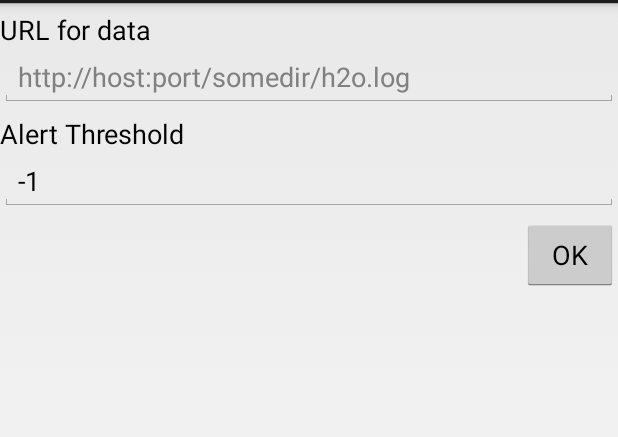
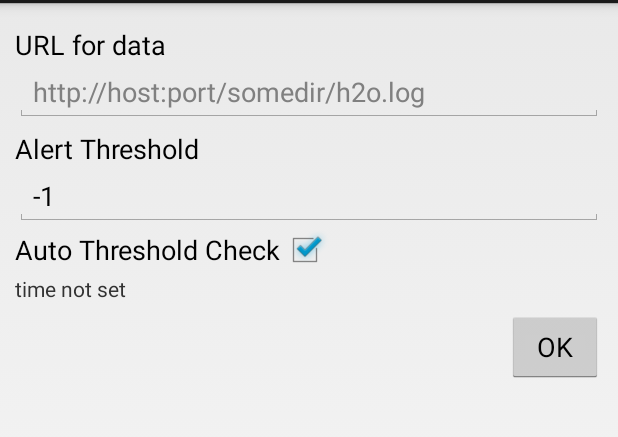
Before and after one commit to elliotn/MeterReaderGraph, an Android app: the fragment SettingsFragment shown on its own in the app's theme, after a tap on "OK", on a phone screen of 412 x 824 dp, the part 69-506 px from its top. Run offline under Robolectric (Android 15) with nearby library versions, the phone set to English and light mode, and no system bars; 1 statement that could not run was skipped; 2 other taps on this screen came first.

Commit message:
Updated settings to include auto check flag & time. Updated boot complete check to honor auto check flag.

```diff
--- a/app/src/main/java/com/nathanson/meterreader/SettingsFragment.java
+++ b/app/src/main/java/com/nathanson/meterreader/SettingsFragment.java
@@ -1,29 +1,40 @@
 package com.nathanson.meterreader;
 
 import android.app.Activity;
+import android.app.TimePickerDialog;
 import android.content.Context;
 import android.os.Bundle;
-import android.view.Gravity;
+import android.text.format.DateFormat;
 import android.view.LayoutInflater;
 import android.view.View;
 import android.view.ViewGroup;
 import android.view.inputmethod.InputMethodManager;
 import android.widget.Button;
+import android.widget.CheckBox;
 import android.widget.EditText;
-import android.widget.Toast;
+import android.widget.TextView;
+import android.widget.TimePicker;
 
 import com.nathanson.meterreader.persistence.MeterReaderSharedPreferences;
 import com.nathanson.meterreader.util.ToastHelper;
 
+import java.text.SimpleDateFormat;
+import java.util.Calendar;
+
 public class SettingsFragment extends BaseFragment
-        implements View.OnClickListener {
+        implements View.OnClickListener, TimePickerDialog.OnTimeSetListener {
 
     private static final String TAG = "SettingsFragment";
 
     private MeterReaderSharedPreferences mSharedPrefs;
 
     private EditText mUrl;
-    private EditText mAlertThreshold; // for future use.
+    private EditText mAlertThreshold;
+    private CheckBox mAutoCheckBox;
+    private TextView mAutoCheckTime;
+    private int mAutoCheckHour = -1;
+    private int mAutoCheckMin = -1;
+
 
     /**
      * Use this factory method to create a new instance of
@@ -48,6 +59,12 @@ public class SettingsFragment extends BaseFragment
 
         mUrl = (EditText) settingsLayout.findViewById(R.id.dataUrl);
         mAlertThreshold = (EditText) settingsLayout.findViewById(R.id.alertThreshold);
+
+        mAutoCheckBox = (CheckBox) settingsLayout.findViewById(R.id.autoCheckBox);
+        mAutoCheckBox.setOnClickListener(this);
+
+        mAutoCheckTime = (TextView) settingsLayout.findViewById(R.id.autoCheckTime);
+        mAutoCheckTime.setOnClickListener(this);
 
         Button okButton = (Button) settingsLayout.findViewById(R.id.settingsOKButton);
         okButton.setOnClickListener(this);
@@ -74,12 +91,31 @@ public class SettingsFragment extends BaseFragment
         mSharedPrefs.setUrl(mUrl.getText().toString());
         mSharedPrefs.setUsageAlertThreshold(Integer.valueOf(mAlertThreshold.getText().toString()));
 
+        mSharedPrefs.setAutocheck(mAutoCheckBox.isChecked());
+        if (mAutoCheckHour != -1 && mAutoCheckMin != -1) {
+            mSharedPrefs.setAutocheckHour(mAutoCheckHour);
+            mSharedPrefs.setAutocheckMin(mAutoCheckMin);
+        }
+
         saveNotification();
     }
 
     private void restore() {
         mUrl.setText(mSharedPrefs.getUrl());
         mAlertThreshold.setText(String.valueOf(mSharedPrefs.getUsageAlertThreshold()));
+
+        boolean autocheck = mSharedPrefs.getAutcheck();
+        mAutoCheckBox.setChecked(autocheck);
+
+        if (autocheck) {
+            mAutoCheckTime.setEnabled(true);
+            mAutoCheckHour = mSharedPrefs.getAutocheckHour();
+            mAutoCheckMin = mSharedPrefs.getAutocheckMin();
+            if (mAutoCheckHour != -1 && mAutoCheckMin != -1) {
+                onTimeSet(null, mAutoCheckHour, mAutoCheckMin);
+            }
+        }
+
     }
 
     @Override
@@ -90,9 +126,32 @@ public class SettingsFragment extends BaseFragment
                 hideKeyboard();
                 save();
                 break;
+
+            case R.id.autoCheckBox:
+                CheckBox cb = (CheckBox) v;
+                mAutoCheckTime.setEnabled(cb.isChecked());
+                break;
+
+            case R.id.autoCheckTime:
+                showTimePicker();
+                break;
+
             default:
                 // do nothing.
         }
+    }
+
+    private void showTimePicker() {
+        // use current time if no previous time set.
+        final Calendar cal = Calendar.getInstance();
+        int hour =  mAutoCheckHour == -1 ? cal.get(Calendar.HOUR_OF_DAY) : mAutoCheckHour;
+        int minute = mAutoCheckMin == -1 ? cal.get(Calendar.MINUTE) : mAutoCheckMin;
+
+        // Create a new instance of TimePickerDialog and return it
+        new TimePickerDialog(getActivity(),
+                this, hour, minute,
+                DateFormat.is24HourFormat(getActivity())).show();
+
     }
 
     // yanked from stackoverflow.
@@ -106,4 +165,29 @@ public class SettingsFragment extends BaseFragment
         }
     }
 
+
+    public void onTimeSet(TimePicker view, int hourOfDay, int minute) {
+        // hang on to selection.
+        mAutoCheckHour = hourOfDay;
+        mAutoCheckMin = minute;
+
+        SimpleDateFormat dateFormat;
+
+        Calendar cal = Calendar.getInstance();
+        cal.set(Calendar.HOUR_OF_DAY, hourOfDay);
+        cal.set(Calendar.MINUTE, minute);
+
+        if (DateFormat.is24HourFormat(getActivity())) {
+            dateFormat = new SimpleDateFormat("HH:mm");
+        } else {
+            dateFormat = new SimpleDateFormat("h:mm a");
+        }
+
+        String autoCheckTime = dateFormat.format(cal.getTime());
+
+        mAutoCheckTime.setText(autoCheckTime);
+    }
+
+
+
 }
--- a/app/src/main/java/com/nathanson/meterreader/persistence/MeterReaderSharedPreferences.java
+++ b/app/src/main/java/com/nathanson/meterreader/persistence/MeterReaderSharedPreferences.java
@@ -10,6 +10,11 @@ public class MeterReaderSharedPreferences {
 
     private static final String SETTINGS_URL = "SETTINGS_URL";
     private static final String SETTINGS_ALERT_THRESHOLD = "SETTINGS_ALERT_THRESHOLD";
+    private static final String SETTINGS_AUTOCHECK = "SETTINGS_AUTOCHECK";
+    private static final String SETTINGS_AUTOCHECK_HOUR = "SETTINGS_AUTOCHECK_HOUR";
+    private static final String SETTINGS_AUTOCHECK_MIN = "SETTINGS_AUTOCHECK_MIN";
+
+
 
 
 
@@ -53,7 +58,6 @@ public class MeterReaderSharedPreferences {
     }
 
 
-    // TODO: for future usage.
     public void setUsageAlertThreshold(int threshold) {
         INSTANCE.mSharedPrefs
                 .edit()
@@ -61,12 +65,47 @@ public class MeterReaderSharedPreferences {
                 .apply();
     }
 
-    // TODO: for future usage.
     public int getUsageAlertThreshold() {
         return INSTANCE.mSharedPrefs
                 .getInt(SETTINGS_ALERT_THRESHOLD, -1);
     }
 
+    public void setAutocheck(boolean autocheck) {
+        INSTANCE.mSharedPrefs
+                .edit()
+                .putBoolean(SETTINGS_AUTOCHECK, autocheck)
+                .apply();
+    }
+
+    public boolean getAutcheck() {
+        return INSTANCE.mSharedPrefs
+                .getBoolean(SETTINGS_AUTOCHECK, false);
+    }
+
+    public void setAutocheckHour(int hour) {
+        INSTANCE.mSharedPrefs
+                .edit()
+                .putInt(SETTINGS_AUTOCHECK_HOUR, hour)
+                .apply();
+    }
+
+    public int getAutocheckHour() {
+        return INSTANCE.mSharedPrefs
+                .getInt(SETTINGS_AUTOCHECK_HOUR, -1);
+    }
+
+
+    public void setAutocheckMin(int min) {
+        INSTANCE.mSharedPrefs
+                .edit()
+                .putInt(SETTINGS_AUTOCHECK_MIN, min)
+                .apply();
+    }
+
+    public int getAutocheckMin() {
+        return INSTANCE.mSharedPrefs
+                .getInt(SETTINGS_AUTOCHECK_MIN, -1);
+    }
 
 
 }
--- a/app/src/main/res/layout/fragment_settings.xml
+++ b/app/src/main/res/layout/fragment_settings.xml
@@ -1,7 +1,8 @@
 <?xml version="1.0" encoding="utf-8"?>
 <LinearLayout xmlns:android="http://schemas.android.com/apk/res/android"
     android:orientation="vertical" android:layout_width="match_parent"
-    android:layout_height="match_parent">
+    android:layout_height="match_parent"
+    android:padding="10dp">
 
     <TextView
         android:layout_width="wrap_content"
@@ -34,6 +35,26 @@
         android:id="@+id/alertThreshold"
         android:hint="@string/alert_threshold_hint" />
 
+    <!-- TODO: add units, default with "g" -->
+
+    <!-- automatically check usage-->
+    <CheckBox
+        android:layout_width="wrap_content"
+        android:layout_height="wrap_content"
+        android:textAppearance="?android:attr/textAppearanceMedium"
+        android:text="@string/threshold_auto_check_title"
+        android:id="@+id/autoCheckBox"
+        android:button="@null"
+        android:drawableRight="?android:attr/listChoiceIndicatorMultiple"
+        />
+
+    <TextView
+        android:layout_width="wrap_content"
+        android:layout_height="wrap_content"
+        android:id="@+id/autoCheckTime"
+        android:enabled="false"
+        android:text="@string/threshold_auto_check_time"/>
+
     <Button
         android:layout_width="wrap_content"
         android:layout_height="wrap_content"
--- a/app/src/main/res/values/strings.xml
+++ b/app/src/main/res/values/strings.xml
@@ -25,4 +25,7 @@
 
     <string name="threshold_failure_title">Meter reading failure</string>
     <string name="threshold_failure_message">Unable to check usage.</string>
+
+    <string name="threshold_auto_check_title">Auto Threshold Check</string>
+    <string name="threshold_auto_check_time">time not set</string>
 </resources>
```
Also changed, not shown: app/src/main/java/com/nathanson/meterreader/threshold/ThresholdBroadcastReceiver.java (+7 -2 lines).
